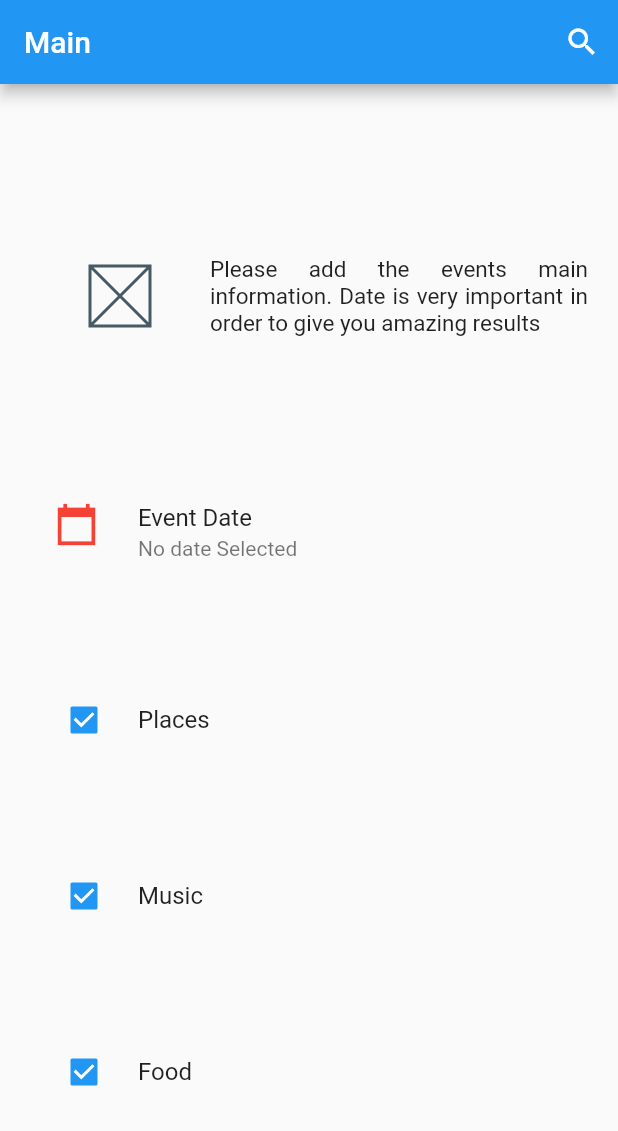
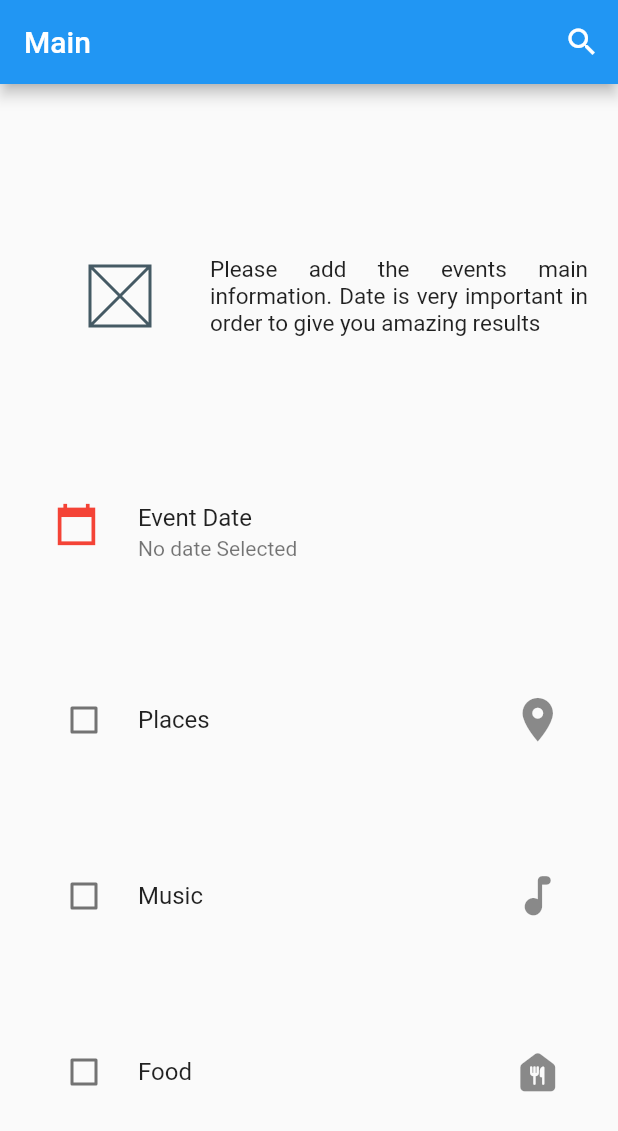
Before and after one commit to DiegoAvmor/Search-Service-App, a Flutter app: the screen it shows after launch, on a phone screen of 412 x 824 dp. Shown: the top 1131 px of the screen. Run offline on Flutter 3.47's test engine with Material 2 defaults, Android fonts, the phone set to English and light mode, and no system bars; our stand-ins replace rxdart.

```diff
--- a/lib/screens/home_screen.dart
+++ b/lib/screens/home_screen.dart
@@ -3,28 +3,21 @@ import 'package:intl/intl.dart';
 import 'package:provider/provider.dart';
 import 'package:service_search_app/bloc/search_bloc.dart';
 import 'package:service_search_app/models/service_item.dart';
-import 'package:service_search_app/providers/service_provider.dart';
-import 'package:service_search_app/services/search_service.dart';
-import 'dart:developer' as developer;
 
-class HomeScreen extends StatefulWidget {
-  @override
-  _HomeState createState() => _HomeState();
-}
-
-class _HomeState extends State<HomeScreen> {
+class HomeScreen extends StatelessWidget {
   final DateFormat formatter = DateFormat('yyyy-MM-dd');
-  final ServiceProvider provider = new ServiceProvider();
 
   StreamBuilder buildCheckBox(SearchBloc bloc, ServiceItem service, int index) {
     return StreamBuilder(
       stream: bloc.mapModelCheckbox,
       builder: (context, snapshot) {
         return CheckboxListTile(
-          title: Text(service.name),
+          title: Text(bloc.mapServiceCollection[index].name),
+          secondary: bloc.mapServiceCollection[index].icon,
           controlAffinity: ListTileControlAffinity.leading,
-          value: snapshot.hasData,
-          onChanged: (bool value) {},
+          value: bloc.mapCheckboxCollection[index],
+          onChanged: (bool value) =>
+              bloc.setCheckbox(<int, bool>{index: value}),
         );
       },
     );
@@ -32,8 +25,8 @@ class _HomeState extends State<HomeScreen> {
 
   @override
   Widget build(BuildContext context) {
-    final serviceItems = provider.getServiceItems();
     final bloc = Provider.of<SearchBloc>(context);
+    final serviceItems = bloc.currentServices;
     return Scaffold(
       appBar: AppBar(
         title: Text('Main'),
@@ -97,71 +90,7 @@ class _HomeState extends State<HomeScreen> {
               },
             ),
             for (var i = 0; i < serviceItems.length; i++)
-              buildCheckBox(bloc, serviceItems.elementAt(i), i)
-            /*
-            StreamBuilder(
-              stream: bloc.service,
-              builder: (context, snapshot) {
-                return Column(
-                  children: [
-                    CheckboxListTile(
-                      title: Text('Place'),
-                      controlAffinity: ListTileControlAffinity.leading,
-                      value: checkBoxList['Place'],
-                      secondary: Icon(
-                        Icons.place,
-                        size: 35,
-                      ),
-                      onChanged: (bool value) {
-                        setState(() {
-                          checkBoxList['Place'] = value;
-                          services = value
-                              ? _addService(PlaceService())
-                              : _removeService(PlaceService());
-                          bloc.changeServices(services);
-                        });
-                      },
-                    ),
-                    CheckboxListTile(
-                      title: Text('Food'),
-                      controlAffinity: ListTileControlAffinity.leading,
-                      value: checkBoxList['Food'],
-                      secondary: Icon(
-                        Icons.food_bank,
-                        size: 35,
-                      ),
-                      onChanged: (bool value) {
-                        setState(() {
-                          checkBoxList['Food'] = value;
-                          services = value
-                              ? _addService(FoodService())
-                              : _removeService(FoodService());
-                          bloc.changeServices(services);
-                        });
-                      },
-                    ),
-                    CheckboxListTile(
-                      title: Text('Music'),
-                      controlAffinity: ListTileControlAffinity.leading,
-                      value: checkBoxList['Music'],
-                      secondary: Icon(
-                        Icons.library_music,
-                        size: 35,
-                      ),
-                      onChanged: (bool value) {
-                        setState(() {
-                          checkBoxList['Music'] = value;
-                          services = value
-                              ? _addService(MusicService())
-                              : _removeService(MusicService());
-                          bloc.changeServices(services);
-                        });
-                      },
-                    )
-                  ],
-                );
-              },
-            ),*/
+              buildCheckBox(bloc, serviceItems[i], i)
           ],
         ),
       ),
--- a/lib/screens/search_screen.dart
+++ b/lib/screens/search_screen.dart
@@ -1,4 +1,7 @@
 import 'package:flutter/material.dart';
+import 'package:provider/provider.dart';
+import 'package:service_search_app/bloc/search_bloc.dart';
+import 'package:service_search_app/models/service_item.dart';
 import 'dart:developer' as developer;
 
 import 'package:service_search_app/services/search_service.dart';
@@ -9,15 +12,15 @@ class SearchScreen extends StatefulWidget {
 }
 
 class _SearchScreenState extends State<SearchScreen> {
-  List<SearchService> services = [];
+  List<ServiceItem> services = [];
+  DateTime dateSelected;
   bool isSearching = false;
-  DateTime dateSelected;
 
   @override
   Widget build(BuildContext context) {
-    final Map arguments = ModalRoute.of(context).settings.arguments as Map;
-    services = arguments['services'];
-    developer.log(services.toString());
+    final bloc = Provider.of<SearchBloc>(context);
+    dateSelected = bloc.lastDateSelected;
+    services = bloc.getSelectedServices();
     return Scaffold(
       appBar: AppBar(
         title: !isSearching
```
